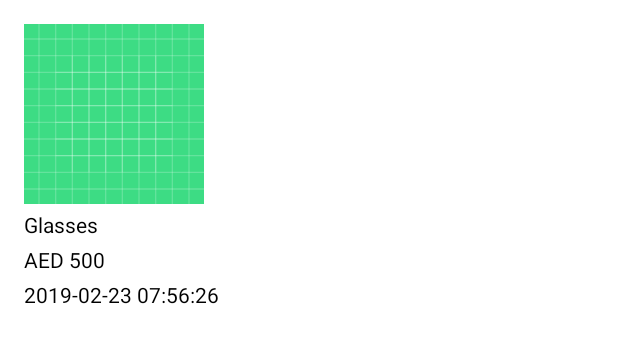
After one commit to twenk11k/CleanArcSimple, an Android app: the layout item_listing.xml on its own in the app's theme, with its tools: preview values and no code run, on a phone screen of 412 x 824 dp. The commit adds this screen. Shown: the top 343 px of the screen. Run offline under Robolectric (Android 15) with nearby library versions, the phone set to English and light mode, and no system bars.

Commit message:
Display listing via RecyclerView and show a ProgressBar while loading using data binding in activity_listing.xml

```diff
--- a/app/src/main/java/com/twenk11k/cleanarcsimple/ui/listing/ListingActivity.kt
+++ b/app/src/main/java/com/twenk11k/cleanarcsimple/ui/listing/ListingActivity.kt
@@ -17,6 +17,8 @@ class ListingActivity : DataBindingActivity() {
         super.onCreate(savedInstanceState)
         binding.apply {
             lifecycleOwner = this@ListingActivity
+            vm = viewModel
+            rvListing.adapter = ListingAdapter()
         }
     }
 
--- /dev/null
+++ b/app/src/main/res/layout/item_listing.xml
@@ -0,0 +1,62 @@
+<?xml version="1.0" encoding="utf-8"?>
+<layout xmlns:android="http://schemas.android.com/apk/res/android"
+    xmlns:app="http://schemas.android.com/apk/res-auto"
+    xmlns:tools="http://schemas.android.com/tools">
+
+    <data>
+
+        <variable
+            name="listing"
+            type="com.twenk11k.cleanarcsimple.data.model.response.Listing" />
+    </data>
+
+    <androidx.constraintlayout.widget.ConstraintLayout
+        android:layout_width="wrap_content"
+        android:layout_height="wrap_content"
+        android:padding="16dp">
+
+        <ImageView
+            android:id="@+id/img_product"
+            android:layout_width="120dp"
+            android:layout_height="120dp"
+            app:layout_constraintStart_toStartOf="parent"
+            app:layout_constraintTop_toTopOf="parent"
+            app:loadImage="@{listing.imageUrlsThumbnails[0]}"
+            tools:srcCompat="@drawable/ic_launcher_background" />
+
+        <TextView
+            android:id="@+id/txt_name"
+            android:layout_width="wrap_content"
+            android:layout_height="wrap_content"
+            android:layout_marginTop="4dp"
+            android:text="@{listing.name}"
+            android:textColor="@color/black"
+            app:layout_constraintStart_toStartOf="parent"
+            app:layout_constraintTop_toBottomOf="@id/img_product"
+            tools:text="Glasses" />
+
+        <TextView
+            android:id="@+id/txt_price"
+            android:layout_width="wrap_content"
+            android:layout_height="wrap_content"
+            android:layout_marginTop="4dp"
+            android:text="@{listing.price}"
+            android:textColor="@color/black"
+            app:layout_constraintStart_toStartOf="parent"
+            app:layout_constraintTop_toBottomOf="@id/txt_name"
+            tools:text="AED 500" />
+
+        <TextView
+            android:id="@+id/txt_created_at"
+            android:layout_width="wrap_content"
+            android:layout_height="wrap_content"
+            android:layout_marginTop="4dp"
+            android:text="@{listing.parseCreatedAt()}"
+            android:textColor="@color/black"
+            app:layout_constraintStart_toStartOf="parent"
+            app:layout_constraintTop_toBottomOf="@id/txt_price"
+            tools:text="2019-02-23 07:56:26" />
+
+    </androidx.constraintlayout.widget.ConstraintLayout>
+
+</layout>
```
Also changed, not shown: app/src/main/java/com/twenk11k/cleanarcsimple/ui/listing/ListingAdapter.kt (added, +41 -0 lines), app/src/main/res/layout/activity_listing.xml (+23 -3 lines).
